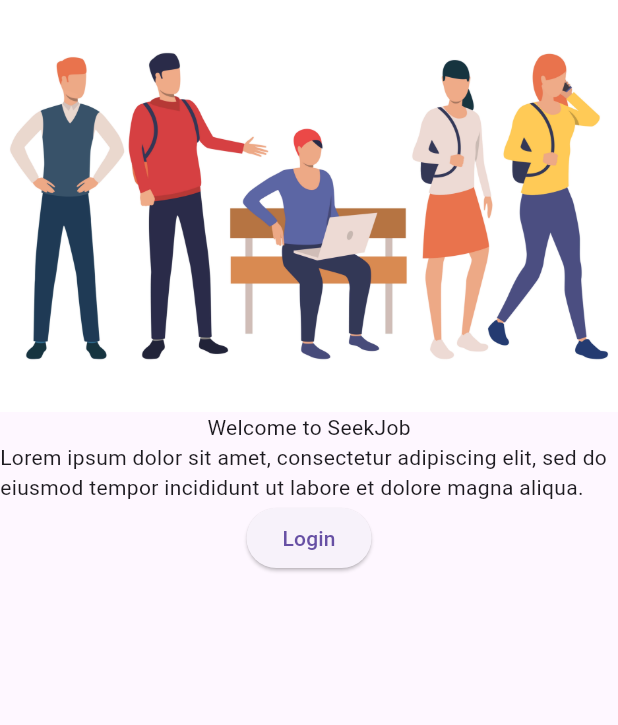
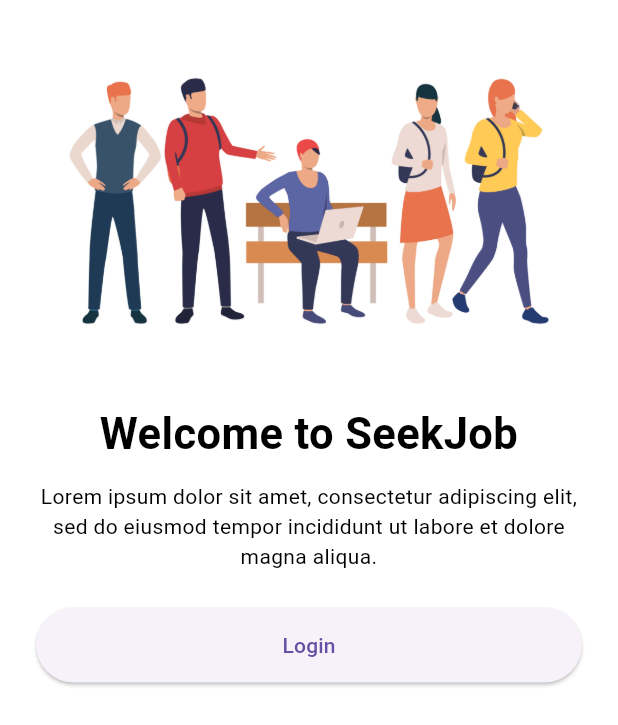
Before and after one commit to Arafal21/moja_apka, a Flutter app: the screen it shows after launch, on a phone screen of 412 x 824 dp. Shown: the top 725 px of the screen. Run offline on Flutter 3.47's test engine with Material 3 defaults, Android fonts, the phone set to English and light mode, and no system bars.

Commit message:
add proper text styling

```diff
--- a/lib/main.dart
+++ b/lib/main.dart
@@ -9,7 +9,8 @@
 
   @override
   Widget build(BuildContext context) {
-    return MaterialApp(
+    return const MaterialApp(
+      debugShowCheckedModeBanner: false,
       home: WelcomeScreen(),
     );
   }
@@ -21,22 +22,56 @@
   @override
   Widget build(BuildContext context) {
     return Scaffold(
-      body: Column(
+      backgroundColor: Colors.white,
+      body: SafeArea(
+        child: Padding(
+          padding: const EdgeInsets.all(24.0),
+          child: Column(
+            crossAxisAlignment: CrossAxisAlignment.center,
             children: [
-          Image.asset('assets/images/people.jpg'),
-          Text('Welcome to SeekJob'),
-          Text('Lorem ipsum dolor sit amet, consectetur adipiscing elit, sed do eiusmod tempor incididunt ut labore et dolore magna aliqua.'),
+              Image.asset('assets/images/people.jpg', height: 220),
 
-          ElevatedButton(
+              // SizedBox = padding
+              const SizedBox(height: 24),
+
+              Text(
+                'Welcome to SeekJob',
+                textAlign: TextAlign.center,
+                style: TextStyle(
+                  fontSize: 29,
+                  fontWeight: FontWeight.bold,
+                  color: Colors.black,
+                ),
+              ),
+
+              const SizedBox(height: 12),
+
+              Text(
+                'Lorem ipsum dolor sit amet, consectetur adipiscing elit, sed do eiusmod tempor incididunt ut labore et dolore magna aliqua.',
+                textAlign: TextAlign.center,
+                style: TextStyle(fontSize: 14, color: Colors.black),
+              ),
+
+              const SizedBox(height: 24),
+
+              SizedBox(
+                width: double.infinity,
+                height: 50,
+                child: ElevatedButton(
                   onPressed: () {
                     Navigator.push(
                       context,
-                MaterialPageRoute(builder: (context) => LoginScreen()),
+                      MaterialPageRoute(
+                        builder: (context) => const LoginScreen(),
+                      ),
                     );
                   },
-            child: Text('Login'),
+                  child: const Text('Login'),
+                ),
               ),
             ],
+          ),
+        ),
       ),
     );
   }
@@ -47,11 +82,13 @@
 
   @override
   Widget build(BuildContext context) {
-    return Scaffold(
-      body: Column(
-        children: [
-          Text("Let's Sign you in."),
-        ],
+    return const Scaffold(
+      backgroundColor: Colors.white,
+      body: Center(
+        child: Text(
+          "Let's Sign you in.",
+          style: TextStyle(fontSize: 22, fontWeight: FontWeight.w600),
+        ),
       ),
     );
   }
```
Lines whose indentation alone changed are shown as unchanged.
